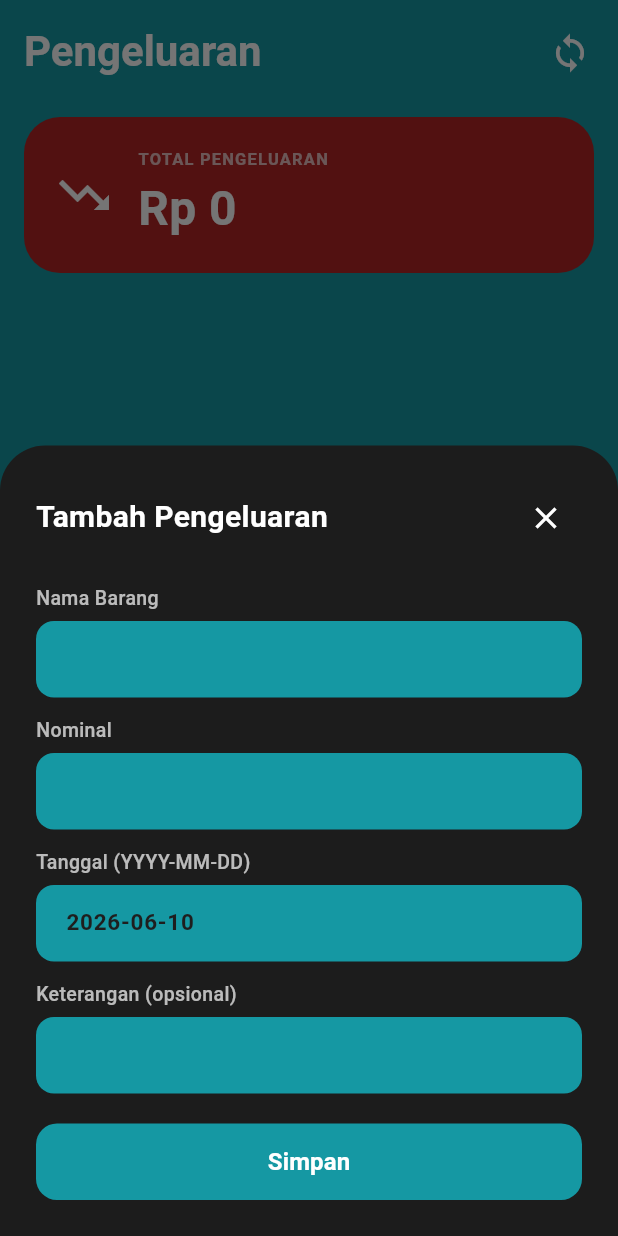
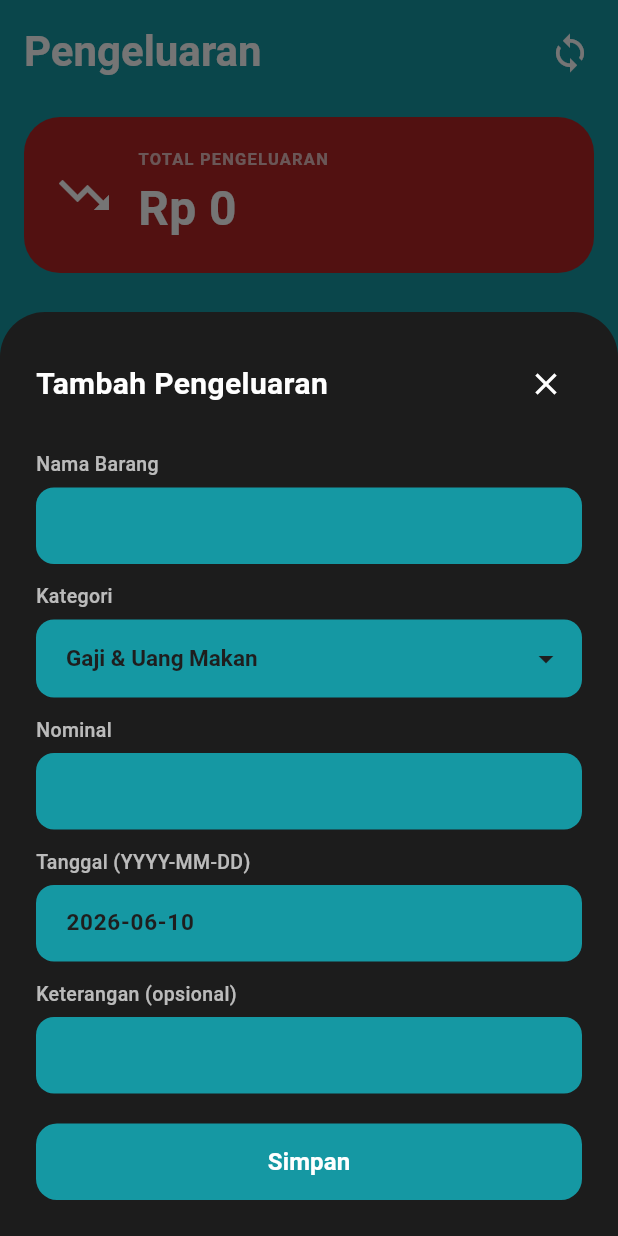
Before and after one commit to AdiftyaRahmad/frontend-mataangin, a Flutter app: the PengeluaranView screen opened directly, after a tap on the "add" icon, on a phone screen of 412 x 824 dp. Run offline on Flutter 3.47's test engine with Material 3 defaults, Android fonts, the light colour scheme and no system bars; our stand-ins replace cloud_firestore, firebase_auth, firebase_core, pdf, shared_preferences; missing offline and left inert: dart:html; accounts and stored records are empty; generated files the repository leaves out were written again.

Commit message:
feat: add kategori to pengeluaran

```diff
--- a/lib/model/pengeluaran_model.dart
+++ b/lib/model/pengeluaran_model.dart
@@ -3,6 +3,7 @@ class PengeluaranModel {
   final String namaBarang;
   final double nominal;
   final String? keterangan;
+  final String kategori;
   final String tanggal;
   final dynamic createdBy;
   final String? createdAt;
@@ -13,6 +14,7 @@ class PengeluaranModel {
     required this.namaBarang,
     required this.nominal,
     this.keterangan,
+    required this.kategori,
     required this.tanggal,
     this.createdBy,
     this.createdAt,
@@ -25,6 +27,7 @@ class PengeluaranModel {
       namaBarang: json['nama_barang'] ?? json['namaBarang'] ?? json['judul'] ?? json['nama'] ?? '',
       nominal: double.tryParse(json['nominal']?.toString() ?? json['jumlah']?.toString() ?? '0') ?? 0.0,
       keterangan: json['keterangan'],
+      kategori: json['kategori'] ?? 'Pengeluaran lainya',
       tanggal: json['tanggal'] ?? json['created_at'] ?? '',
       createdBy: json['created_by'] ?? json['createdBy'],
       createdAt: json['created_at'] ?? json['createdAt'],
@@ -36,6 +39,7 @@ class PengeluaranModel {
         'nama_barang': namaBarang,
         'nominal': nominal,
         'keterangan': keterangan,
+        'kategori': kategori,
         'tanggal': tanggal,
       };
 
@@ -44,6 +48,7 @@ class PengeluaranModel {
     String? namaBarang,
     double? nominal,
     String? keterangan,
+    String? kategori,
     String? tanggal,
     dynamic createdBy,
     String? createdAt,
@@ -54,6 +59,7 @@ class PengeluaranModel {
       namaBarang: namaBarang ?? this.namaBarang,
       nominal: nominal ?? this.nominal,
       keterangan: keterangan ?? this.keterangan,
+      kategori: kategori ?? this.kategori,
       tanggal: tanggal ?? this.tanggal,
       createdBy: createdBy ?? this.createdBy,
       createdAt: createdAt ?? this.createdAt,
--- a/lib/service/pengeluaran_service.dart
+++ b/lib/service/pengeluaran_service.dart
@@ -83,6 +83,7 @@ class PengeluaranService {
       'nama_barang': model.namaBarang,
       'nominal': model.nominal.toInt(),
       'keterangan': model.keterangan ?? '',
+      'kategori': model.kategori,
       'tanggal': Timestamp.fromDate(parsedDate),
       'created_by': uid,
       'created_at': FieldValue.serverTimestamp(),
@@ -110,6 +111,7 @@ class PengeluaranService {
       namaBarang: data['nama_barang'] ?? '',
       nominal: (data['nominal'] as num?)?.toDouble() ?? 0.0,
       keterangan: data['keterangan'],
+      kategori: data['kategori'] ?? 'Pengeluaran lainya',
       tanggal: dateStr,
       createdBy: data['created_by'],
       createdAt: (data['created_at'] as Timestamp?)?.toDate().toIso8601String(),
--- a/lib/service/utang_piutang_service.dart
+++ b/lib/service/utang_piutang_service.dart
@@ -142,6 +142,7 @@ class UtangPiutangService {
           'nama_barang': 'Pelunasan utang: ${utangPiutang.nama}',
           'nominal': settlementAmount.toInt(),
           'keterangan': 'Pelunasan otomatis utang kepada ${utangPiutang.nama}',
+          'kategori': 'Pengeluaran lainya',
           'tanggal': Timestamp.fromDate(DateTime.parse(todayStr)),
           'created_by': uid,
           'created_at': FieldValue.serverTimestamp(),
--- a/lib/view/pengeluaran_view.dart
+++ b/lib/view/pengeluaran_view.dart
@@ -170,13 +170,27 @@ class PengeluaranView extends StatelessWidget {
     );
     final formKey = GlobalKey<FormState>();
 
+    final List<String> categories = [
+      'Gaji & Uang Makan',
+      'Operasional Toko',
+      'Perawatan & Service',
+      'Inventaris',
+      'Pemasaran & Penjualan',
+      'Pengeluaran lainya',
+    ];
+    String selectedKategori = item?.kategori ?? 'Gaji & Uang Makan';
+    if (!categories.contains(selectedKategori)) {
+      selectedKategori = 'Pengeluaran lainya';
+    }
+
     await showModalBottomSheet(
       context: context,
       isScrollControlled: true,
       backgroundColor: Colors.transparent,
-      builder: (_) => Padding(
+      builder: (sheetCtx) => StatefulBuilder(
+        builder: (context, setModalState) => Padding(
           padding: EdgeInsets.only(
-          bottom: MediaQuery.of(context).viewInsets.bottom,
+            bottom: MediaQuery.of(sheetCtx).viewInsets.bottom,
           ),
           child: Container(
             padding: const EdgeInsets.all(24),
@@ -204,7 +218,7 @@ class PengeluaranView extends StatelessWidget {
                         ),
                         IconButton(
                           icon: const Icon(Icons.close, color: Colors.white, size: 24),
-                        onPressed: () => Navigator.pop(context),
+                          onPressed: () => Navigator.pop(sheetCtx),
                         )
                       ],
                     ),
@@ -214,6 +228,65 @@ class PengeluaranView extends StatelessWidget {
                       'Nama Barang',
                       validator: (v) =>
                           v == null || v.isEmpty ? 'Nama barang wajib diisi' : null,
+                    ),
+                    const SizedBox(height: 12),
+                    _labeledField(
+                      label: 'Kategori',
+                      child: DropdownButtonFormField<String>(
+                        initialValue: selectedKategori,
+                        dropdownColor: const Color(0xFF1C1C1C),
+                        style: const TextStyle(
+                          color: Color(0xFF1E1E1E),
+                          fontSize: 15,
+                          fontWeight: FontWeight.bold,
+                        ),
+                        iconEnabledColor: const Color(0xFF1E1E1E),
+                        decoration: InputDecoration(
+                          filled: true,
+                          fillColor: const Color(0xFF1598A3),
+                          contentPadding: const EdgeInsets.symmetric(horizontal: 16, vertical: 14),
+                          border: OutlineInputBorder(
+                            borderRadius: BorderRadius.circular(12),
+                            borderSide: BorderSide.none,
+                          ),
+                          focusedBorder: OutlineInputBorder(
+                            borderRadius: BorderRadius.circular(12),
+                            borderSide: BorderSide.none,
+                          ),
+                        ),
+                        selectedItemBuilder: (BuildContext context) {
+                          return categories.map((cat) {
+                            return Text(
+                              cat,
+                              style: const TextStyle(
+                                color: Color(0xFF1E1E1E),
+                                fontSize: 15,
+                                fontWeight: FontWeight.bold,
+                              ),
+                            );
+                          }).toList();
+                        },
+                        items: categories.map((cat) {
+                          return DropdownMenuItem(
+                            value: cat,
+                            child: Text(
+                              cat,
+                              style: const TextStyle(
+                                color: Colors.white,
+                                fontSize: 15,
+                                fontWeight: FontWeight.w500,
+                              ),
+                            ),
+                          );
+                        }).toList(),
+                        onChanged: (val) {
+                          if (val != null) {
+                            setModalState(() {
+                              selectedKategori = val;
+                            });
+                          }
+                        },
+                      ),
                     ),
                     const SizedBox(height: 12),
                     _formField(
@@ -273,7 +346,9 @@ class PengeluaranView extends StatelessWidget {
                               lastDate: DateTime(2100),
                             );
                             if (date != null) {
+                              setModalState(() {
                                 tanggalCtrl.text = DateFormat('yyyy-MM-dd').format(date);
+                              });
                             }
                           },
                         ),
@@ -296,17 +371,18 @@ class PengeluaranView extends StatelessWidget {
                                   keterangan: keteranganCtrl.text.trim().isEmpty
                                       ? null
                                       : keteranganCtrl.text.trim(),
+                                  kategori: selectedKategori,
                                   tanggal: tanggalCtrl.text,
                                 );
                                 final success = item == null
                                     ? await pengeluaranVm.create(data)
                                     : await pengeluaranVm.update(item.id!, data);
-                              if (ctx.mounted) {
-                                Navigator.pop(ctx);
+                                if (sheetCtx.mounted) {
+                                  Navigator.pop(sheetCtx);
                                   if (success) {
-                                  ctx.read<DashboardViewModel>().loadDashboard();
+                                    sheetCtx.read<DashboardViewModel>().loadDashboard();
                                   } else {
-                                  ScaffoldMessenger.of(ctx).showSnackBar(
+                                    ScaffoldMessenger.of(sheetCtx).showSnackBar(
                                       SnackBar(
                                         content: Text(vm.errorMessage ?? 'Gagal menyimpan'),
                                         backgroundColor: const Color(0xFFEF4444),
@@ -343,6 +419,7 @@ class PengeluaranView extends StatelessWidget {
                       ),
                     ),
                   ],
+                ),
               ),
             ),
           ),
@@ -438,6 +515,25 @@ Widget _formField(
   );
 }
 
+Widget _labeledField({required String label, required Widget child}) {
+  return Column(
+    crossAxisAlignment: CrossAxisAlignment.start,
+    mainAxisSize: MainAxisSize.min,
+    children: [
+      Text(
+        label,
+        style: const TextStyle(
+          color: Colors.white70,
+          fontSize: 13,
+          fontWeight: FontWeight.w500,
+        ),
+      ),
+      const SizedBox(height: 6),
+      child,
+    ],
+  );
+}
+
 class _PengeluaranCard extends StatelessWidget {
   final PengeluaranModel item;
   final NumberFormat fmt;
@@ -488,7 +584,23 @@ class _PengeluaranCard extends StatelessWidget {
                     fontWeight: FontWeight.bold,
                   ),
                 ),
-                const SizedBox(height: 4),
+                const SizedBox(height: 6),
+                Container(
+                  padding: const EdgeInsets.symmetric(horizontal: 8, vertical: 4),
+                  decoration: BoxDecoration(
+                    color: const Color(0xFF1598A3).withValues(alpha: 0.12),
+                    borderRadius: BorderRadius.circular(6),
+                  ),
+                  child: Text(
+                    item.kategori,
+                    style: const TextStyle(
+                      color: Color(0xFF1598A3),
+                      fontSize: 10,
+                      fontWeight: FontWeight.w700,
+                    ),
+                  ),
+                ),
+                const SizedBox(height: 8),
                 Text(
                   'TGL: ${item.tanggal} • OLEH: ${item.createdBy ?? '1'}',
                   style: const TextStyle(
```
Also changed, not shown: lib/service/laporan_service.dart (+8 -2 lines), pubspec.lock, 1 other file. Lines whose indentation alone changed are shown as unchanged.
